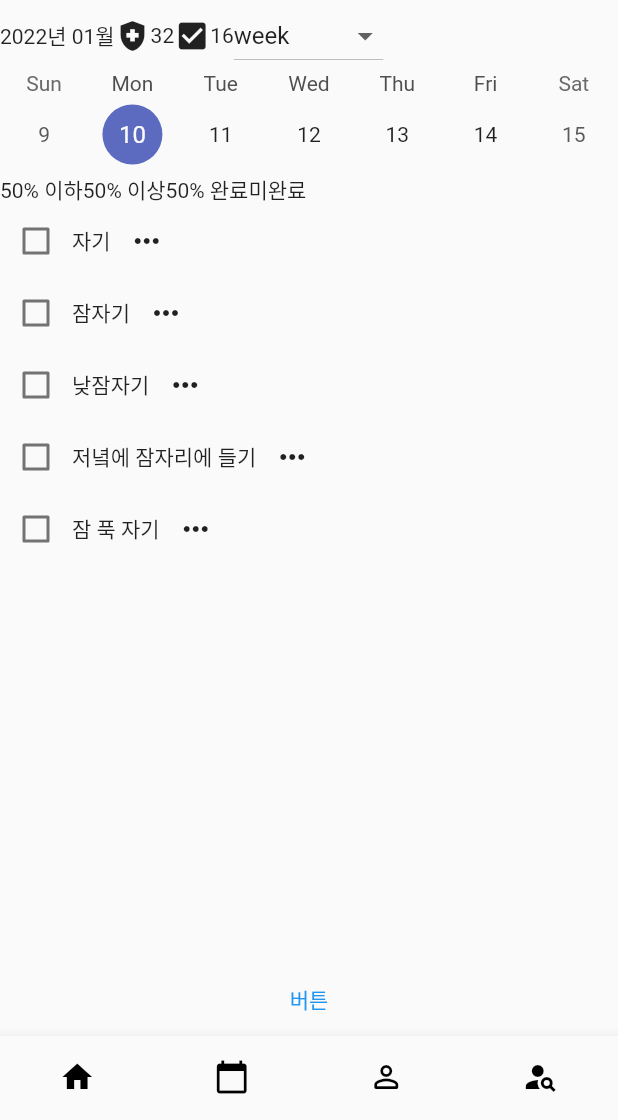
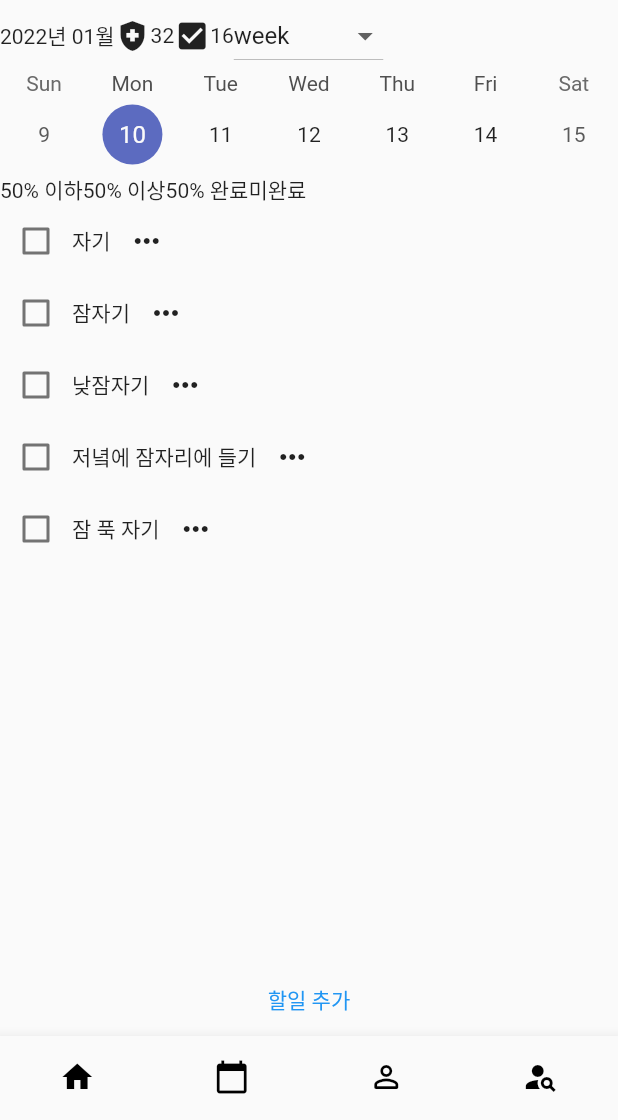
Before and after one commit to jiwon79/HANDA, a Flutter app: the MainNavigator screen opened by its route, item 2 of the bottom bar chosen, on a phone screen of 412 x 824 dp, the part 116-1236 px from its top. Run offline on Flutter 3.47's test engine with Material 2 defaults, Android fonts, the phone set to English and light mode, and no system bars; drawn by our look-alikes of table_calendar; our stand-ins replace dio, flutter_secure_storage; accounts and stored records are empty.

Commit message:
feat: Add button that add task

```diff
--- a/lib/screens/todo/todo.dart
+++ b/lib/screens/todo/todo.dart
@@ -2,6 +2,8 @@ import 'package:flutter/material.dart';
 import 'package:flutter_todo/services/user_api.dart';
 import 'package:flutter_todo/widgets/todo/calendar.dart';
 import 'package:flutter_todo/widgets/todo/todo_list.dart';
+import 'package:flutter_todo/provider/todo.dart';
+import 'package:provider/provider.dart';
 
 class TodoPage extends StatefulWidget {
   const TodoPage({Key? key}) : super(key: key);
@@ -23,12 +25,14 @@ class _TodoPageState extends State<TodoPage> {
         Text('나의 To Do List'),
         TodoCalendar(),
         TodoList(),
-        TextButton(
+        Consumer<TodoData>(builder: (context, todoData, child) {
+          return TextButton(
             onPressed: () {
-              getData();
+              todoData.addTodo();
             },
-            child: Text('버튼')
-        ),
+            child: Text('할일 추가'),
+          );
+        }),
       ],
     );
   }
```
